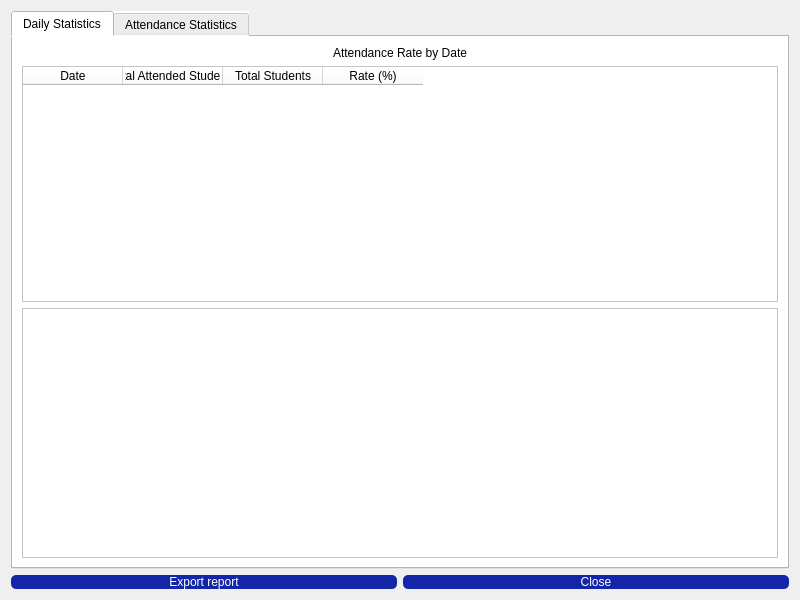
Old version of the form Face-Recogntion-PyQt/Face_Detection_PyQt_Final/statistic_window.ui in the repository thaontp234112e/Project.
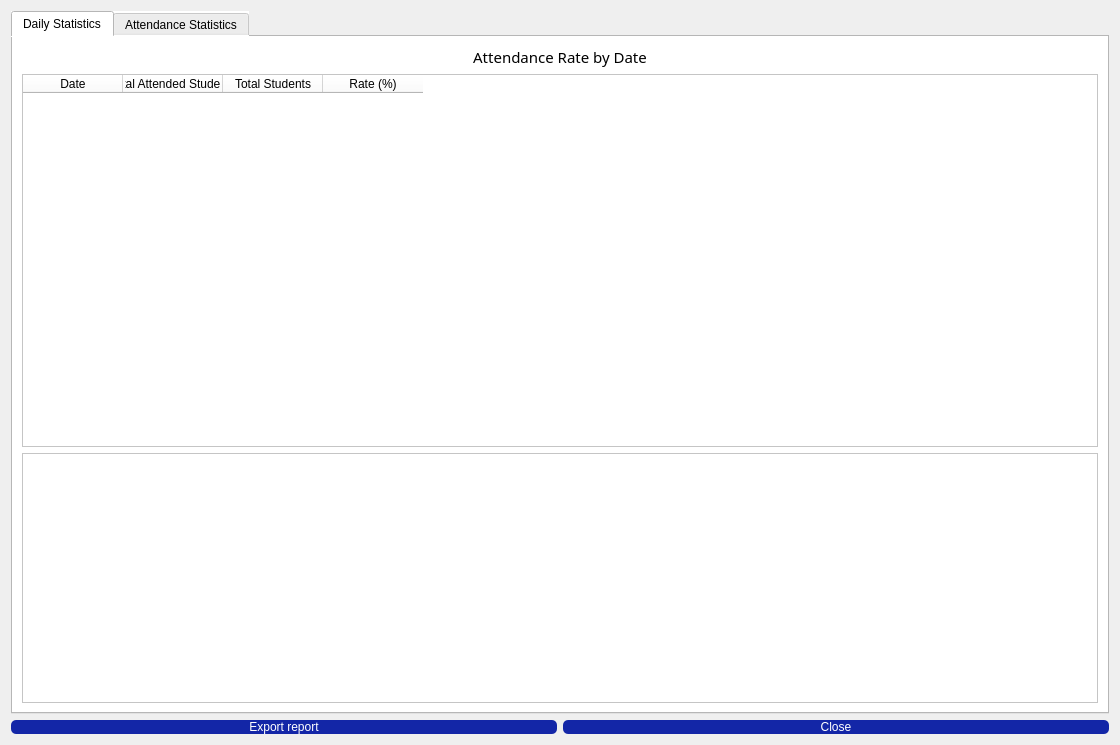
New version of the form. Icons and pictures are not drawn.

What changed in the file:
```diff
--- a/Face-Recogntion-PyQt/Face_Detection_PyQt_Final/statistic_window.ui
+++ b/Face-Recogntion-PyQt/Face_Detection_PyQt_Final/statistic_window.ui
@@ -6,8 +6,8 @@
    <rect>
     <x>0</x>
     <y>0</y>
-    <width>800</width>
-    <height>600</height>
+    <width>1120</width>
+    <height>745</height>
    </rect>
   </property>
   <property name="windowTitle">
@@ -34,6 +34,18 @@
       <layout class="QVBoxLayout" name="verticalLayout_2">
        <item>
         <widget class="QLabel" name="labelDateStats">
+         <property name="font">
+          <font>
+           <family>Montserrat SemiBold</family>
+           <pointsize>11</pointsize>
+           <weight>7</weight>
+           <italic>false</italic>
+           <bold>false</bold>
+          </font>
+         </property>
+         <property name="styleSheet">
+          <string notr="true">font: 63 11pt &quot;Montserrat SemiBold&quot;;</string>
+         </property>
          <property name="text">
           <string>Attendance Rate by Date</string>
          </property>
```
Left out of the diff: 4 changed lines with no effect on the pictures.
